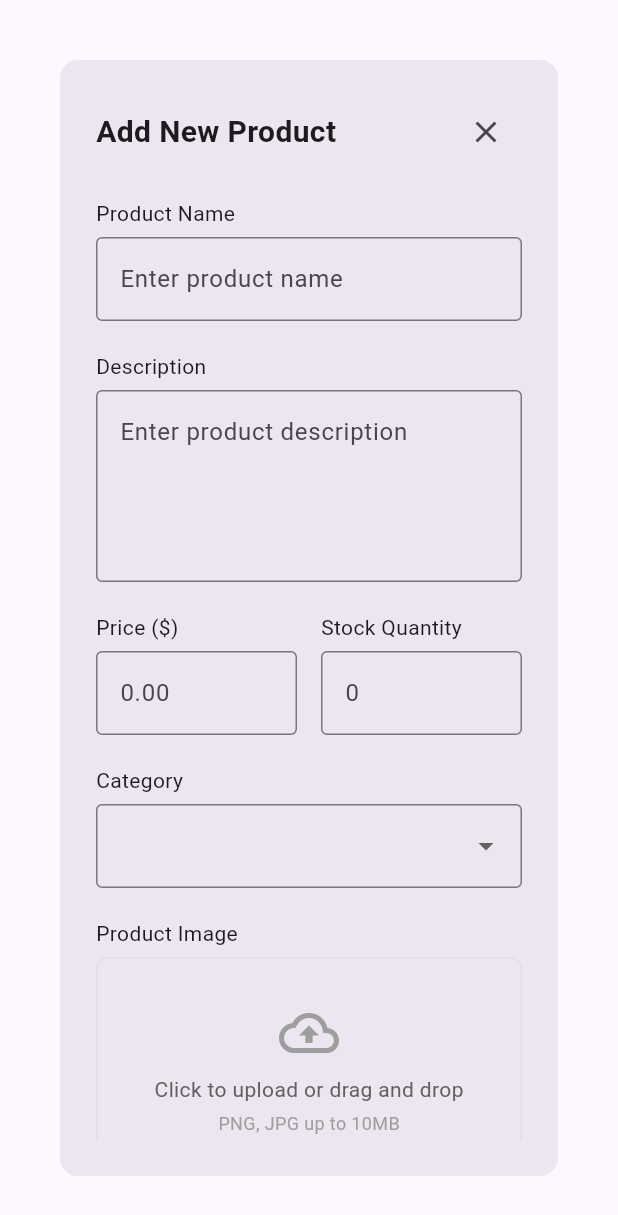
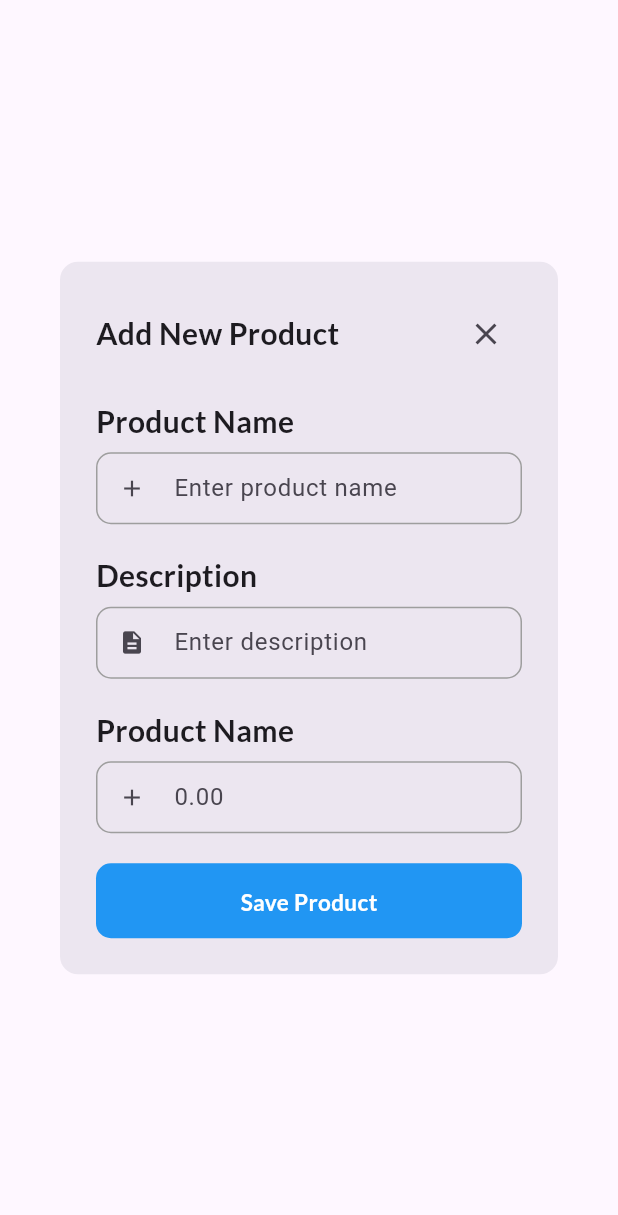
Before and after one commit to ezedin130/e-commerce_web, a Flutter app: the AddProductDialog widget shown alone on an empty page, opened directly, on a phone screen of 412 x 824 dp. Shown: the top 1215 px of the screen. Run offline on Flutter 3.47's test engine with Material 3 defaults, Android fonts, the phone set to English and light mode, and no system bars; our stand-ins replace google_fonts, jwt_decoder, shared_preferences; accounts and stored records are empty; network calls fail.

Commit message:
feat: implement the product adding logic

```diff
--- a/lib/pages/home/section/dashboard/pages/add_product_page.dart
+++ b/lib/pages/home/section/dashboard/pages/add_product_page.dart
@@ -1,15 +1,40 @@
+import 'package:e_commerce_mobile/util/reusable_textfield.dart';
 import 'package:flutter/material.dart';
+import 'package:google_fonts/google_fonts.dart';
+
+import '../../../../../model/product_dto.dart';
+import '../../../../../service/product_service.dart';
+import '../../../../../util/snackbar.dart';
 
 class AddProductDialog extends StatelessWidget {
-  const AddProductDialog({super.key});
+  final nameController = TextEditingController();
+  final descriptionController = TextEditingController();
+  final priceController = TextEditingController();
+
+  final productService = ProductService();
+
+  void handleCreateProduct(BuildContext context) async {
+    final dto = ProductDto(
+      name: nameController.text.trim(),
+      description: descriptionController.text.trim(),
+      price: double.parse(priceController.text.trim()),
+    );
+
+    final response = await productService.createProduct(dto);
+
+    if (response) {
+      showSnackBar(context, "Product created successfully!");
+      Navigator.pop(context);
+    } else {
+      showSnackBar(context, "Failed to create product");
+    }
+  }
 
   @override
   Widget build(BuildContext context) {
     return Dialog(
       insetPadding: const EdgeInsets.all(40),
-      shape: RoundedRectangleBorder(
-        borderRadius: BorderRadius.circular(12),
-      ),
+      shape: RoundedRectangleBorder(borderRadius: BorderRadius.circular(12)),
       child: Container(
         width: 600,
         padding: const EdgeInsets.all(24),
@@ -20,9 +45,9 @@ class AddProductDialog extends StatelessWidget {
               Row(
                 mainAxisAlignment: MainAxisAlignment.spaceBetween,
                 children: [
-                  const Text(
+                  Text(
                     "Add New Product",
-                    style: TextStyle(
+                    style: GoogleFonts.lato(
                       fontSize: 20,
                       fontWeight: FontWeight.bold,
                     ),
@@ -34,143 +59,77 @@ class AddProductDialog extends StatelessWidget {
                 ],
               ),
               const SizedBox(height: 20),
-              const Text("Product Name"),
-              const SizedBox(height: 6),
-              TextField(
-                decoration: InputDecoration(
-                  hintText: "Enter product name",
-                  border: OutlineInputBorder(),
+              Text(
+                "Product Name",
+                style: GoogleFonts.lato(
+                  fontSize: 20,
+                  fontWeight: FontWeight.bold,
                 ),
               ),
+              const SizedBox(height: 6),
+              ReUsableTextfield(
+                text: "Enter product name",
+                obscure: false,
+                icon: Icons.add,
+                controller: nameController,
+              ),
               const SizedBox(height: 20),
-              const Text("Description"),
-              const SizedBox(height: 6),
-              TextField(
-                maxLines: 4,
-                decoration: InputDecoration(
-                  hintText: "Enter product description",
-                  border: OutlineInputBorder(),
+              Text(
+                "Description",
+                style: GoogleFonts.lato(
+                  fontSize: 20,
+                  fontWeight: FontWeight.bold,
                 ),
               ),
+              const SizedBox(height: 6),
+              ReUsableTextfield(
+                text: "Enter description",
+                obscure: false,
+                maxLines: 3,
+                icon: Icons.description,
+                controller: descriptionController,
+              ),
               const SizedBox(height: 20),
-              Row(
-                children: [
-                  Expanded(
-                    child: Column(
-                      crossAxisAlignment: CrossAxisAlignment.start,
-                      children: [
-                        const Text("Price (\$)"),
-                        const SizedBox(height: 6),
-                        TextField(
-                          keyboardType: TextInputType.number,
-                          decoration: const InputDecoration(
-                            hintText: "0.00",
-                            border: OutlineInputBorder(),
+              Text(
+                "Product Name",
+                style: GoogleFonts.lato(
+                  fontSize: 20,
+                  fontWeight: FontWeight.bold,
                 ),
               ),
-                      ],
-                    ),
-                  ),
-                  const SizedBox(width: 16),
-                  Expanded(
-                    child: Column(
-                      crossAxisAlignment: CrossAxisAlignment.start,
-                      children: [
-                        const Text("Stock Quantity"),
               const SizedBox(height: 6),
-                        TextField(
-                          keyboardType: TextInputType.number,
-                          decoration: const InputDecoration(
-                            hintText: "0",
-                            border: OutlineInputBorder(),
-                          ),
-                        ),
-                      ],
-                    ),
-                  ),
-                ],
+              ReUsableTextfield(
+                text: "0.00",
+                obscure: false,
+                icon: Icons.add,
+                controller: priceController,
               ),
               const SizedBox(height: 20),
-              const Text("Category"),
-              const SizedBox(height: 6),
-              DropdownButtonFormField(
-                decoration: const InputDecoration(
-                  border: OutlineInputBorder(),
-                ),
-                items: const [
-                  DropdownMenuItem(value: "Clothes", child: Text("Clothes")),
-                  DropdownMenuItem(value: "Electronics", child: Text("Electronics")),
-                ],
-                onChanged: (_) {},
-              ),
-              const SizedBox(height: 20),
-              const Text("Product Image"),
-              const SizedBox(height: 6),
-              Container(
-                height: 150,
+              SizedBox(
+                width: double.infinity,
+                child: InkWell(
+                  hoverColor: Colors.blue.withOpacity(0.3),
+                  onTap: () {
+                    handleCreateProduct(context);
+                  },
+                  child: Container(
+                    width: double.infinity,
+                    height: 50,
                     decoration: BoxDecoration(
-                  border: Border.all(color: Colors.grey.shade300),
-                  borderRadius: BorderRadius.circular(8),
+                      color: Colors.blue,
+                      borderRadius: BorderRadius.circular(10.0),
                     ),
                     child: Center(
-                  child: Column(
-                    mainAxisAlignment: MainAxisAlignment.center,
-                    children: [
-                      const Icon(Icons.cloud_upload_outlined, size: 40, color: Colors.grey),
-                      const SizedBox(height: 8),
-                      Text("Click to upload or drag and drop",
-                          style: TextStyle(color: Colors.grey.shade700)),
-                      const SizedBox(height: 4),
-                      Text("PNG, JPG up to 10MB",
-                          style: TextStyle(color: Colors.grey.shade500, fontSize: 12)),
-                    ],
+                      child: Text(
+                        'Save Product',
+                        style: GoogleFonts.lato(
+                          fontWeight: FontWeight.bold,
+                          fontSize: 15,
+                          color: Colors.white,
                         ),
                       ),
                     ),
-              const SizedBox(height: 20),
-              Row(
-                children: [
-                  Expanded(
-                    child: Column(
-                      crossAxisAlignment: CrossAxisAlignment.start,
-                      children: [
-                        const Text("SKU"),
-                        const SizedBox(height: 6),
-                        TextField(
-                          decoration: const InputDecoration(
-                            hintText: "Enter SKU",
-                            border: OutlineInputBorder(),
                   ),
-                        ),
-                      ],
-                    ),
-                  ),
-                  const SizedBox(width: 16),
-                  Expanded(
-                    child: Column(
-                      crossAxisAlignment: CrossAxisAlignment.start,
-                      children: [
-                        const Text("Barcode"),
-                        const SizedBox(height: 6),
-                        TextField(
-                          decoration: const InputDecoration(
-                            hintText: "Enter barcode",
-                            border: OutlineInputBorder(),
-                          ),
-                        ),
-                      ],
-                    ),
-                  ),
-                ],
-              ),
-              const SizedBox(height: 30),
-              SizedBox(
-                width: double.infinity,
-                child: ElevatedButton(
-                  onPressed: () {
-                    Navigator.pop(context);
-                  },
-                  child: const Text("Save Product"),
                 ),
               ),
             ],
```
Lines whose indentation alone changed are shown as unchanged.
